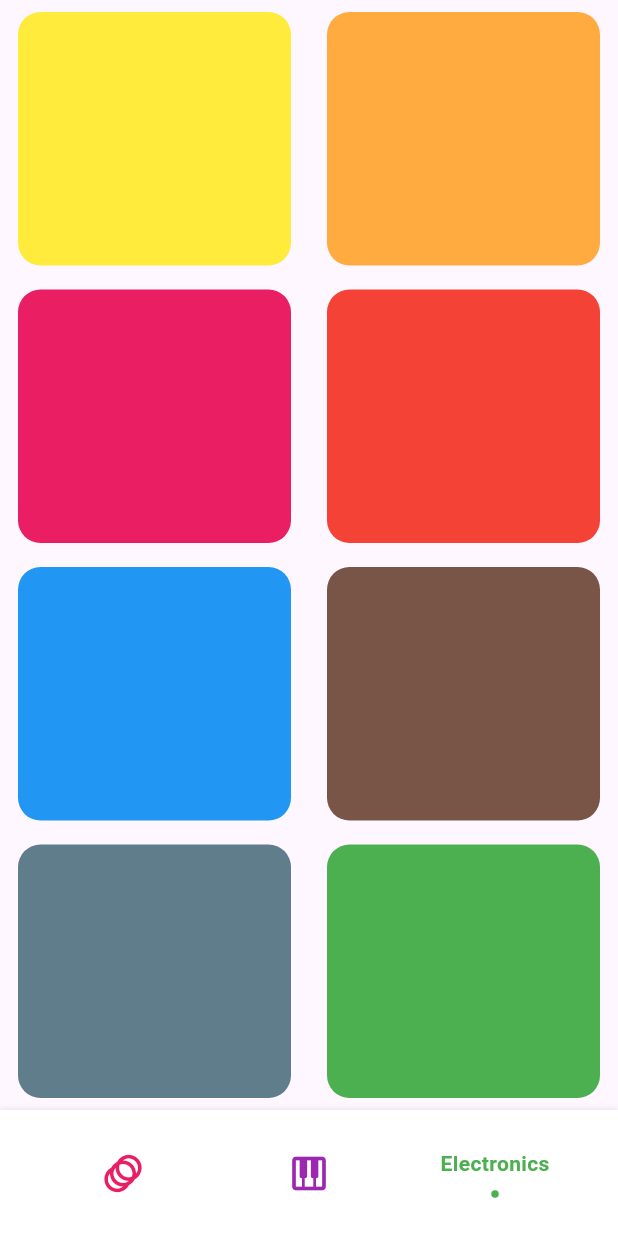
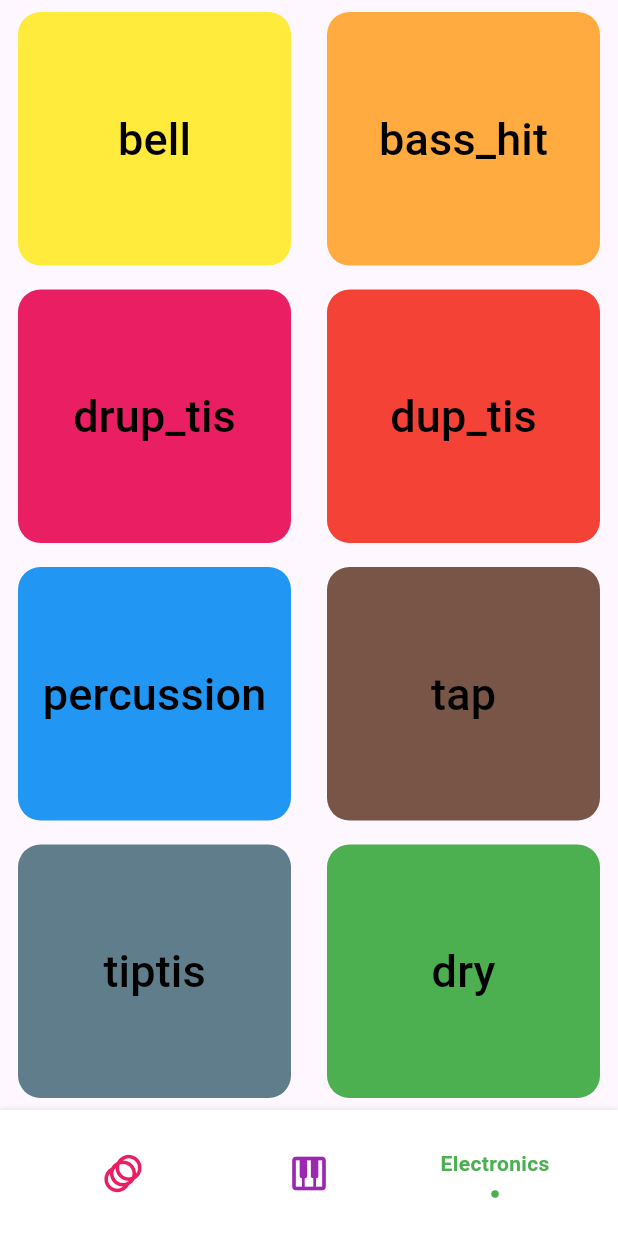
Before and after one commit to yakupselimucar/DrumPad, a Flutter app: the screen it shows after launch, item 3 of the bottom bar chosen, on a phone screen of 412 x 824 dp. Run offline on Flutter 3.47's test engine with Material 3 defaults, Android fonts, the phone set to English and light mode, and no system bars; drawn by our look-alikes of flashy_tab_bar2; our stand-ins replace audioplayers, google_fonts.

```diff
--- a/drum_machine/lib/pages/electronics.dart
+++ b/drum_machine/lib/pages/electronics.dart
@@ -29,32 +29,32 @@ class _ElectronicsState extends State<Electronics> {
             Expanded(
               child: Row(
                 children: [
-                  buildDrumButton('', Colors.yellow),
-                  buildDrumButton('', Colors.orangeAccent),
+                  buildDrumButton('bell', Colors.yellow),
+                  buildDrumButton('bass_hit', Colors.orangeAccent),
                 ],
               ),
             ),
             Expanded(
               child: Row(
                 children: [
-                  buildDrumButton('', Colors.pink),
-                  buildDrumButton('', Colors.red),
+                  buildDrumButton('drup_tis', Colors.pink),
+                  buildDrumButton('dup_tis', Colors.red),
                 ],
               ),
             ),
             Expanded(
               child: Row(
                 children: [
-                  buildDrumButton('', Colors.blue),
-                  buildDrumButton('', Colors.brown)
+                  buildDrumButton('percussion', Colors.blue),
+                  buildDrumButton('tap', Colors.brown)
                 ],
               ),
             ),
             Expanded(
               child: Row(
                 children: [
-                  buildDrumButton('', Colors.blueGrey),
-                  buildDrumButton('', Colors.green),
+                  buildDrumButton('tiptis', Colors.blueGrey),
+                  buildDrumButton('dry', Colors.green),
                 ],
               ),
             ),
--- a/drum_machine/pubspec.yaml
+++ b/drum_machine/pubspec.yaml
@@ -39,6 +39,7 @@ dependencies:
   google_fonts: ^5.1.0
   flashy_tab_bar2: ^0.0.9
 
+
 dev_dependencies:
   flutter_test:
     sdk: flutter
@@ -50,9 +51,9 @@ dev_dependencies:
   # rules and activating additional ones.
   flutter_lints: ^2.0.0
 
+
 # For information on the generic Dart part of this file, see the
 # following page: https://dart.dev/tools/pub/pubspec
-
 # The following section is specific to Flutter packages.
 flutter:
 
```
Also changed, not shown: drum_machine/lib/pages/piano.dart (+5 -5 lines), 14 other files.
